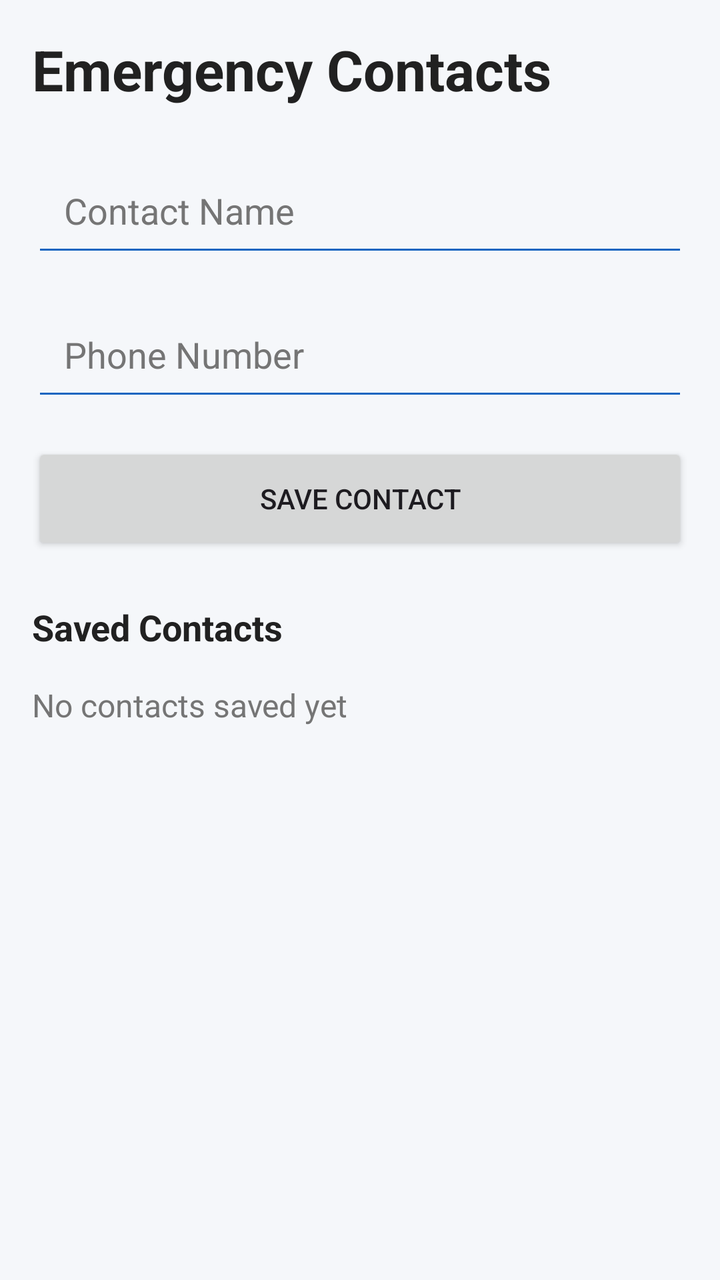
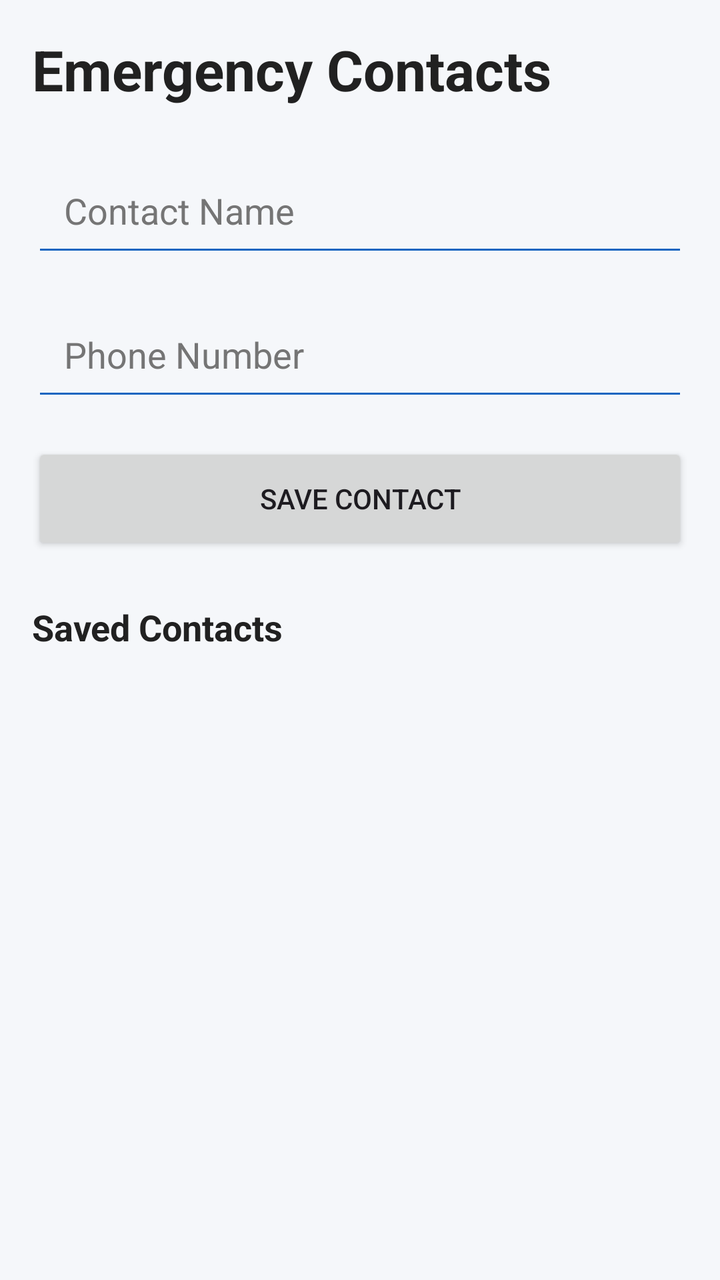

An Android layout rendered at two revisions. The XML below is the earlier revision; the diff shows what the commit changed to produce the second picture.
<!-- AndroidManifest.xml: application theme Theme.GuardianX -->
<!-- res/layout/activity_contacts.xml -->
<?xml version="1.0" encoding="utf-8"?>
<androidx.constraintlayout.widget.ConstraintLayout
    xmlns:android="http://schemas.android.com/apk/res/android"
    xmlns:app="http://schemas.android.com/apk/res-auto"

    android:layout_width="match_parent"
    android:layout_height="match_parent"

    android:background="@color/background"
    android:padding="@dimen/padding_medium">

    <TextView
        android:id="@+id/contactsTitle"
        android:layout_width="wrap_content"
        android:layout_height="wrap_content"

        android:text="@string/emergency_contacts"
        android:textColor="@color/text_primary"
        android:textSize="@dimen/text_title"
        android:textStyle="bold"

        app:layout_constraintTop_toTopOf="parent"
        app:layout_constraintStart_toStartOf="parent"/>

    <EditText
        android:id="@+id/contactNameInput"
        android:layout_width="0dp"
        android:layout_height="@dimen/button_height"
        android:layout_marginTop="@dimen/margin_large"

        android:hint="@string/contact_name"
        android:inputType="textPersonName"
        android:padding="@dimen/padding_medium"

        android:textColor="@color/text_primary"
        android:textColorHint="@color/text_secondary"
        android:backgroundTint="@color/guardian_primary"

        app:layout_constraintTop_toBottomOf="@id/contactsTitle"
        app:layout_constraintStart_toStartOf="parent"
        app:layout_constraintEnd_toEndOf="parent"/>

    <EditText
        android:id="@+id/contactPhoneInput"
        android:layout_width="0dp"
        android:layout_height="@dimen/button_height"
        android:layout_marginTop="@dimen/margin_medium"

        android:hint="@string/contact_phone"
        android:inputType="phone"
        android:padding="@dimen/padding_medium"

        android:textColor="@color/text_primary"
        android:textColorHint="@color/text_secondary"
        android:backgroundTint="@color/guardian_primary"

        app:layout_constraintTop_toBottomOf="@id/contactNameInput"
        app:layout_constraintStart_toStartOf="parent"
        app:layout_constraintEnd_toEndOf="parent"/>

    <Button
        android:id="@+id/saveContactButton"
        android:layout_width="0dp"
        android:layout_height="@dimen/button_height"
        android:layout_marginTop="@dimen/margin_medium"

        android:text="@string/save_contact"

        app:layout_constraintTop_toBottomOf="@id/contactPhoneInput"
        app:layout_constraintStart_toStartOf="parent"
        app:layout_constraintEnd_toEndOf="parent"/>

    <TextView
        android:id="@+id/savedContactsTitle"
        android:layout_width="wrap_content"
        android:layout_height="wrap_content"
        android:layout_marginTop="@dimen/margin_large"

        android:text="@string/saved_contacts"
        android:textColor="@color/text_primary"
        android:textSize="@dimen/text_heading"
        android:textStyle="bold"

        app:layout_constraintTop_toBottomOf="@id/saveContactButton"
        app:layout_constraintStart_toStartOf="parent"/>

    <TextView
        android:id="@+id/savedContactsText"
        android:layout_width="0dp"
        android:layout_height="0dp"
        android:layout_marginTop="@dimen/margin_medium"

        android:text="@string/no_contacts_saved"
        android:textColor="@color/text_secondary"
        android:textSize="@dimen/text_body"

        app:layout_constraintTop_toBottomOf="@id/savedContactsTitle"
        app:layout_constraintBottom_toBottomOf="parent"
        app:layout_constraintStart_toStartOf="parent"
        app:layout_constraintEnd_toEndOf="parent"/>

</androidx.constraintlayout.widget.ConstraintLayout>
<!-- resources referenced by this layout -->
<resources>
  <color name="background">#F5F7FA</color>
  <color name="guardian_primary">#1565C0</color>
  <color name="text_primary">#212121</color>
  <color name="text_secondary">#757575</color>
  <dimen name="button_height">56dp</dimen>
  <dimen name="margin_large">24dp</dimen>
  <dimen name="margin_medium">16dp</dimen>
  <dimen name="padding_medium">16dp</dimen>
  <dimen name="text_body">16sp</dimen>
  <dimen name="text_heading">18sp</dimen>
  <dimen name="text_title">28sp</dimen>
  <string name="contact_name">Contact Name</string>
  <string name="contact_phone">Phone Number</string>
  <string name="emergency_contacts">Emergency Contacts</string>
  <string name="no_contacts_saved">No contacts saved yet</string>
  <string name="save_contact">Save Contact</string>
  <string name="saved_contacts">Saved Contacts</string>
  <style name="Theme.GuardianX" parent="Base.Theme.GuardianX" />
  <style name="Base.Theme.GuardianX" parent="Theme.Material3.DayNight.NoActionBar">
          
          
      </style>
</resources>

<!-- the commit's change to res/layout/activity_contacts.xml (unified diff, before → after) -->
@@ -84,19 +84,16 @@
         app:layout_constraintTop_toBottomOf="@id/saveContactButton"
         app:layout_constraintStart_toStartOf="parent"/>
 
-    <TextView
-        android:id="@+id/savedContactsText"
+    <LinearLayout
+        android:id="@+id/savedContactsContainer"
         android:layout_width="0dp"
         android:layout_height="0dp"
         android:layout_marginTop="@dimen/margin_medium"
-
-        android:text="@string/no_contacts_saved"
-        android:textColor="@color/text_secondary"
-        android:textSize="@dimen/text_body"
+        android:orientation="vertical"
 
         app:layout_constraintTop_toBottomOf="@id/savedContactsTitle"
         app:layout_constraintBottom_toBottomOf="parent"
         app:layout_constraintStart_toStartOf="parent"
-        app:layout_constraintEnd_toEndOf="parent"/>
+        app:layout_constraintEnd_toEndOf="parent" />
 
 </androidx.constraintlayout.widget.ConstraintLayout>
<!-- resource entries referenced after the edit -->
@@ -8,13 +8,11 @@
   <dimen name="margin_large">24dp</dimen>
   <dimen name="margin_medium">16dp</dimen>
   <dimen name="padding_medium">16dp</dimen>
-  <dimen name="text_body">16sp</dimen>
   <dimen name="text_heading">18sp</dimen>
   <dimen name="text_title">28sp</dimen>
   <string name="contact_name">Contact Name</string>
   <string name="contact_phone">Phone Number</string>
   <string name="emergency_contacts">Emergency Contacts</string>
-  <string name="no_contacts_saved">No contacts saved yet</string>
   <string name="save_contact">Save Contact</string>
   <string name="saved_contacts">Saved Contacts</string>
   <style name="Theme.GuardianX" parent="Base.Theme.GuardianX" />
